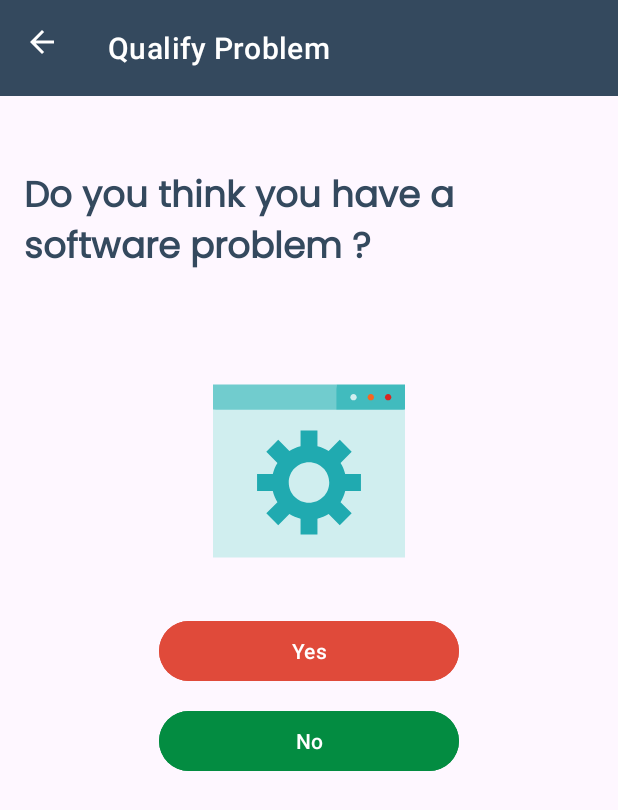
After one commit to IDIR2626/FixIT_Expert_system_mobile_app, an Android app: the SoftwareProblem screen opened directly, with no data from a screen before it, on a phone screen of 412 x 824 dp. The commit adds this screen. Shown: the top 810 px of the screen. Run offline under Robolectric (Android 15) with nearby library versions, the phone set to English and light mode, and no system bars.

Commit message:
adding the qualifying problem activities for hardware, software and network problems

```diff
--- /dev/null
+++ b/app/src/main/java/com/example/fixit/SoftwareProblem.java
@@ -0,0 +1,37 @@
+package com.example.fixit;
+
+import androidx.appcompat.app.AppCompatActivity;
+
+import android.content.Intent;
+import android.os.Bundle;
+import android.view.View;
+import android.widget.Button;
+
+public class SoftwareProblem extends AppCompatActivity {
+    Button yesBtn , noBtn;
+
+    @Override
+    protected void onCreate(Bundle savedInstanceState) {
+        super.onCreate(savedInstanceState);
+        setContentView(R.layout.activity_software_problem);
+
+        yesBtn = findViewById(R.id.yes_btn_software);
+        noBtn = findViewById(R.id.no_btn_software);
+
+        yesBtn.setOnClickListener(new View.OnClickListener() {
+            @Override
+            public void onClick(View view) {
+                Intent intent = new Intent(SoftwareProblem.this, NetworkProblem.class);
+                startActivity(intent);
+            }
+        });
+
+        noBtn.setOnClickListener(new View.OnClickListener() {
+            @Override
+            public void onClick(View view) {
+                Intent intent = new Intent(SoftwareProblem.this, NetworkProblem.class);
+                startActivity(intent);
+            }
+        });
+    }
+}
--- /dev/null
+++ b/app/src/main/res/drawable/software_illustration.xml
@@ -0,0 +1,27 @@
+<vector xmlns:android="http://schemas.android.com/apk/res/android"
+    android:width="128dp"
+    android:height="128dp"
+    android:viewportWidth="128"
+    android:viewportHeight="128">
+  <path
+      android:pathData="M0,6.33V23.21L85.1,28.84L82.29,6.33H0Z"
+      android:fillColor="#71CCCE"/>
+  <path
+      android:pathData="M128,6.33H82.29V28.84L128,23.21V6.33Z"
+      android:fillColor="#41BBBE"/>
+  <path
+      android:pathData="M128,23.21H0V121.67H128V23.21Z"
+      android:fillColor="#D0EEEF"/>
+  <path
+      android:pathData="M105.21,16.88C106.38,16.88 107.32,15.93 107.32,14.77C107.32,13.6 106.38,12.66 105.21,12.66C104.05,12.66 103.1,13.6 103.1,14.77C103.1,15.93 104.05,16.88 105.21,16.88Z"
+      android:fillColor="#F76720"/>
+  <path
+      android:pathData="M93.68,16.88C94.84,16.88 95.79,15.93 95.79,14.77C95.79,13.6 94.84,12.66 93.68,12.66C92.51,12.66 91.57,13.6 91.57,14.77C91.57,15.93 92.51,16.88 93.68,16.88Z"
+      android:fillColor="#D0EEEF"/>
+  <path
+      android:pathData="M116.75,16.88C117.91,16.88 118.86,15.93 118.86,14.77C118.86,13.6 117.91,12.66 116.75,12.66C115.58,12.66 114.64,13.6 114.64,14.77C114.64,15.93 115.58,16.88 116.75,16.88Z"
+      android:fillColor="#D92622"/>
+  <path
+      android:pathData="M98.63,77.29V66.04H88.13C87.51,63.37 86.45,60.85 85.04,58.59L92.46,51.16L84.51,43.2L77.08,50.63C74.81,49.22 72.3,48.16 69.63,47.53V37.04H58.37V47.53C55.7,48.16 53.19,49.22 50.92,50.63L43.49,43.2L35.54,51.16L42.96,58.59C41.55,60.85 40.49,63.36 39.87,66.04H29.37V77.29H39.87C40.49,79.97 41.55,82.48 42.96,84.75L35.54,92.17L43.49,100.13L50.92,92.7C53.19,94.12 55.7,95.18 58.37,95.8V106.29H69.63V95.8C72.3,95.18 74.81,94.12 77.08,92.7L84.51,100.13L92.46,92.17L85.04,84.75C86.45,82.48 87.51,79.97 88.13,77.29H98.63V77.29ZM64,85.17C56.54,85.17 50.5,79.12 50.5,71.67C50.5,64.21 56.54,58.16 64,58.16C71.46,58.16 77.5,64.21 77.5,71.67C77.5,79.12 71.46,85.17 64,85.17Z"
+      android:fillColor="#20AAB0"/>
+</vector>
--- /dev/null
+++ b/app/src/main/res/layout/activity_software_problem.xml
@@ -0,0 +1,72 @@
+<?xml version="1.0" encoding="utf-8"?>
+<androidx.constraintlayout.widget.ConstraintLayout xmlns:android="http://schemas.android.com/apk/res/android"
+    xmlns:app="http://schemas.android.com/apk/res-auto"
+    xmlns:tools="http://schemas.android.com/tools"
+    android:layout_width="match_parent"
+    android:layout_height="match_parent"
+    tools:context=".SoftwareProblem">
+
+    <com.google.android.material.appbar.AppBarLayout
+        android:id="@+id/appBarLayout"
+        android:layout_width="match_parent"
+        android:layout_height="wrap_content"
+        tools:ignore="MissingConstraints">
+
+        <com.google.android.material.appbar.MaterialToolbar
+            android:id="@+id/topAppBar"
+            style="@style/Widget.MaterialComponents.Toolbar.Primary"
+            android:layout_width="match_parent"
+            android:layout_height="?attr/actionBarSize"
+            android:backgroundTint="@color/dark_blue"
+            app:navigationIcon="@drawable/baseline_arrow_back_24"
+            app:title="Qualify Problem"
+            />
+
+    </com.google.android.material.appbar.AppBarLayout>
+
+    <TextView
+        android:id="@+id/textView"
+        style="@style/qualify_problem_question"
+        android:layout_width="wrap_content"
+        android:layout_height="wrap_content"
+        android:layout_marginTop="48dp"
+        android:paddingStart="16dp"
+        android:text="Do you think you have a software problem ?"
+        app:layout_constraintEnd_toEndOf="parent"
+        app:layout_constraintStart_toStartOf="parent"
+        app:layout_constraintTop_toBottomOf="@+id/appBarLayout" />
+
+    <ImageView
+        android:id="@+id/imageView3"
+        android:layout_width="wrap_content"
+        android:layout_height="wrap_content"
+        android:layout_marginTop="64dp"
+        android:contentDescription="software illustration"
+        app:layout_constraintEnd_toEndOf="parent"
+        app:layout_constraintStart_toStartOf="parent"
+        app:layout_constraintTop_toBottomOf="@+id/textView"
+        app:srcCompat="@drawable/software_illustration" />
+
+    <Button
+        android:id="@+id/yes_btn_software"
+        android:layout_width="200dp"
+        android:layout_height="48dp"
+        android:layout_marginTop="32dp"
+        android:backgroundTint="@color/orange"
+        android:text="Yes"
+        app:layout_constraintEnd_toEndOf="parent"
+        app:layout_constraintStart_toStartOf="parent"
+        app:layout_constraintTop_toBottomOf="@+id/imageView3" />
+
+    <Button
+        android:id="@+id/no_btn_software"
+        android:layout_width="200dp"
+        android:layout_height="48dp"
+        android:layout_marginTop="12dp"
+        android:backgroundTint="@color/green_shamrock"
+        android:text="No"
+        app:layout_constraintEnd_toEndOf="parent"
+        app:layout_constraintStart_toStartOf="parent"
+        app:layout_constraintTop_toBottomOf="@+id/yes_btn_software" />
+
+</androidx.constraintlayout.widget.ConstraintLayout>
--- a/app/src/main/res/values/themes.xml
+++ b/app/src/main/res/values/themes.xml
@@ -17,4 +17,12 @@
         <item name="android:textStyle">bold</item>
     </style>
 
+    <style name="qualify_problem_question">
+        <item name="android:textSize">24sp</item>
+        <item name="android:textColor">@color/dark_blue</item>
+        <item name="android:fontFamily">@font/poppins</item>
+        <item name="android:textStyle">bold</item>
+        <item name="android:letterSpacing">0</item>
+    </style>
+
 </resources>
```
Also changed, not shown: app/src/main/AndroidManifest.xml (+9 -0 lines), app/src/main/java/com/example/fixit/HardwareProblem.java (added, +36 -0 lines), app/src/main/java/com/example/fixit/NetworkProblem.java (added, +38 -0 lines), app/src/main/java/com/example/fixit/OperatingSystemActivity.java (+23 -1 lines), app/src/main/res/drawable/hardware_illustration.xml (added, +22 -0 lines), app/src/main/res/drawable/network_illustration.xml (added, +15 -0 lines), app/src/main/res/layout/activity_hardware_problem.xml (added, +72 -0 lines), app/src/main/res/layout/activity_network_problem.xml (added, +72 -0 lines).
